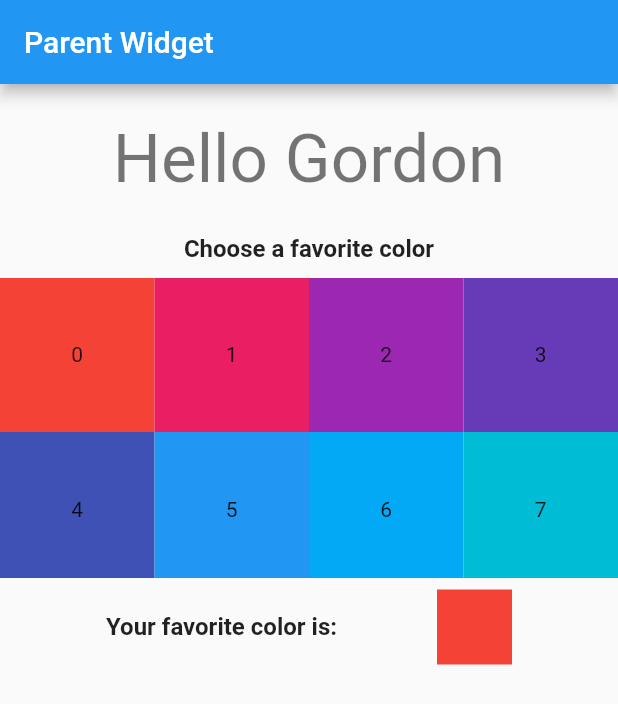
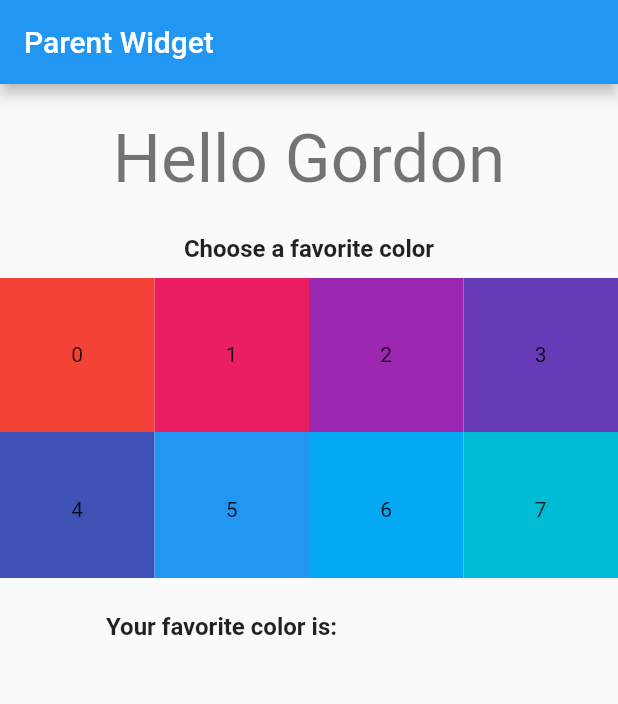
Before and after one commit to fortinjoffrey/flutter_basics_samples, a Flutter app: the screen it shows after launch, on a phone screen of 412 x 824 dp. Shown: the top 704 px of the screen. Run offline on Flutter 3.47's test engine with Material 2 defaults, Android fonts, the phone set to English and light mode, and no system bars.

Commit message:
Use read method and selector widget

```diff
--- a/lib/main.dart
+++ b/lib/main.dart
@@ -21,7 +21,22 @@ class MyApp extends StatelessWidget {
   }
 }
 
-class HomeView extends StatelessWidget {
+class HomeView extends StatefulWidget {
+  const HomeView({Key? key}) : super(key: key);
+
+  @override
+  _HomeViewState createState() => _HomeViewState();
+}
+
+class _HomeViewState extends State<HomeView> {
+  late String name;
+
+  @override
+  void initState() {
+    super.initState();
+    name = context.read<Person>().name;
+  }
+
   @override
   Widget build(BuildContext context) {
     return Scaffold(
@@ -33,7 +48,7 @@ class HomeView extends StatelessWidget {
               height: 100,
               child: Center(
                 child: Text(
-                  'Hello Gordon',
+                  'Hello $name',
                   style: Theme.of(context).textTheme.headline3,
                 ),
               ),
@@ -52,10 +67,15 @@ class HomeView extends StatelessWidget {
                 itemBuilder: (context, index) {
                   final color = Colors.primaries[index % Colors.primaries.length];
 
-                  return Container(
-                    color: color,
-                    child: Center(
-                      child: Text('$index'),
+                  return GestureDetector(
+                    onTap: () {
+                      context.read<Person>().changeFavoriteColor(color);
+                    },
+                    child: Container(
+                      color: color,
+                      child: Center(
+                        child: Text('$index'),
+                      ),
                     ),
                   );
                 },
@@ -86,10 +106,15 @@ class FavoriteColorWidget extends StatelessWidget {
             style: TextStyle(fontSize: 16, fontWeight: FontWeight.bold),
           ),
         ),
-        Container(
-          color: Colors.red,
-          height: 50,
-          width: 50,
+        Selector<Person, Color?>(
+          builder: (context, color, child) {
+            return Container(
+              color: color ?? Colors.transparent,
+              height: 50,
+              width: 50,
+            );
+          },
+          selector: (context, person) => person.favoriteColor,
         ),
       ],
     );
```
